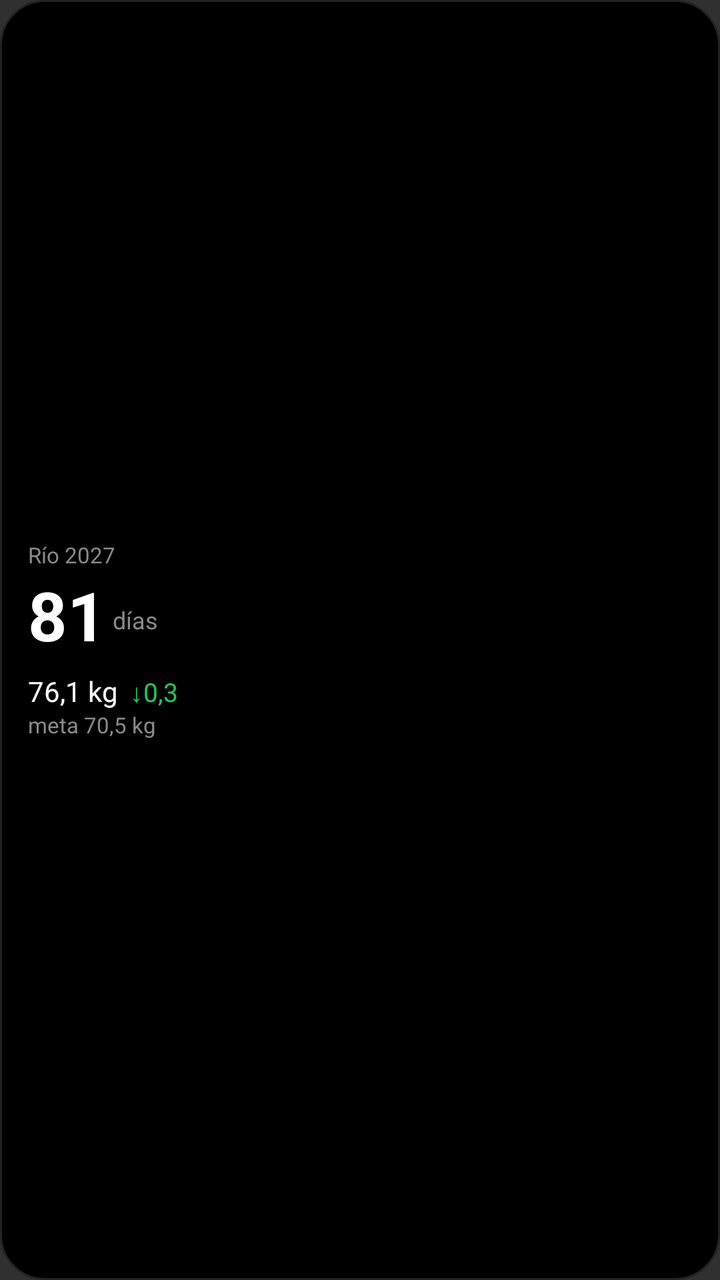
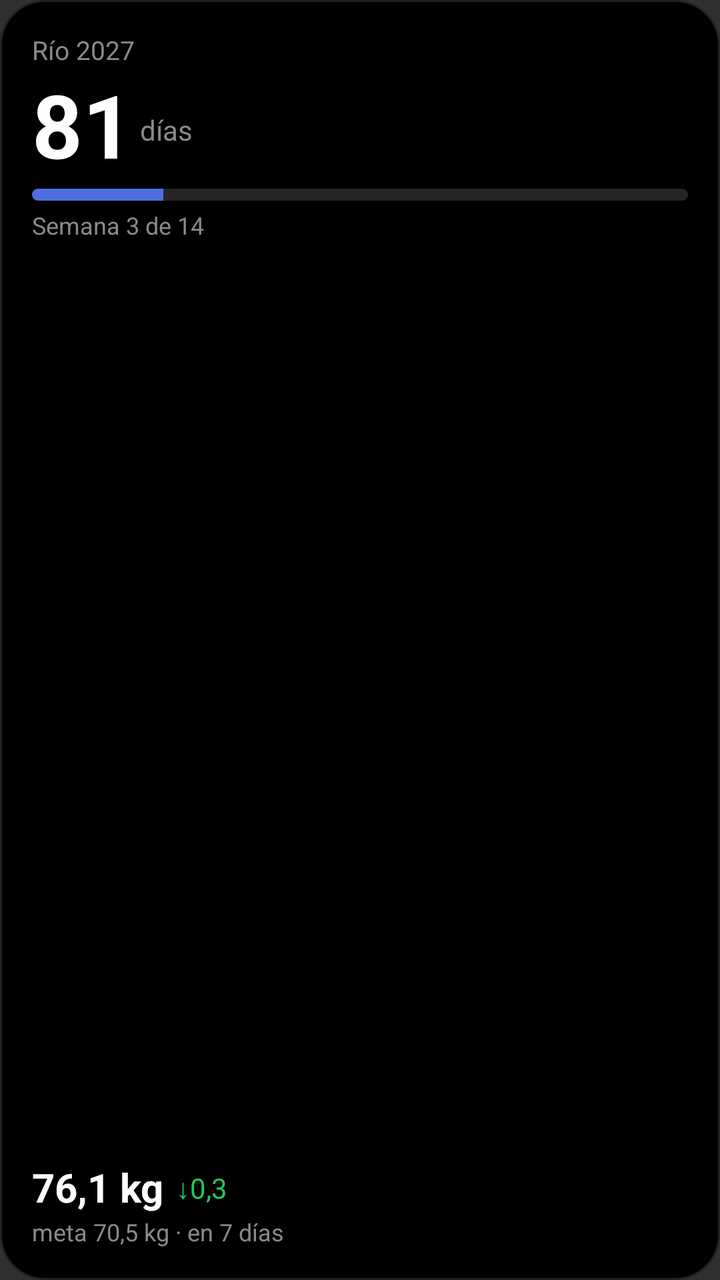

Before-and-after screenshots of an Android layout around one commit, followed by the original layout XML and the change that was made.
<!-- AndroidManifest.xml: application theme android:Theme.Material.NoActionBar -->
<!-- res/layout/widget_rio.xml -->
<?xml version="1.0" encoding="utf-8"?>
<LinearLayout xmlns:android="http://schemas.android.com/apk/res/android" android:id="@+id/root"
    android:layout_width="match_parent" android:layout_height="match_parent" android:orientation="vertical"
    android:background="@drawable/widget_bg" android:padding="14dp" android:gravity="center_vertical">
    <TextView android:id="@+id/goal" android:layout_width="wrap_content" android:layout_height="wrap_content" android:text="Río 2027" android:textColor="#8A8A8A" android:textSize="11sp" android:maxLines="1" />
    <LinearLayout android:layout_width="wrap_content" android:layout_height="wrap_content" android:orientation="horizontal" android:gravity="bottom">
        <TextView android:id="@+id/days" android:layout_width="wrap_content" android:layout_height="wrap_content" android:text="81" android:textColor="#FFFFFF" android:textSize="34sp" android:textStyle="bold" />
        <TextView android:layout_width="wrap_content" android:layout_height="wrap_content" android:text=" días" android:textColor="#8A8A8A" android:textSize="12sp" android:layout_marginBottom="6dp" />
    </LinearLayout>
    <LinearLayout android:layout_width="wrap_content" android:layout_height="wrap_content" android:orientation="horizontal" android:layout_marginTop="6dp">
        <TextView android:id="@+id/weight" android:layout_width="wrap_content" android:layout_height="wrap_content" android:text="76,1 kg" android:textColor="#FFFFFF" android:textSize="14sp" />
        <TextView android:id="@+id/delta" android:layout_width="wrap_content" android:layout_height="wrap_content" android:layout_marginStart="6dp" android:text="↓0,3" android:textColor="#22C55E" android:textSize="13sp" />
    </LinearLayout>
    <TextView android:id="@+id/target" android:layout_width="wrap_content" android:layout_height="wrap_content" android:text="meta 70,5 kg" android:textColor="#8A8A8A" android:textSize="11sp" />
</LinearLayout>
<!-- resources referenced by this layout -->
<resources>
  <!-- drawable widget_bg (drawable) -->
  <?xml version="1.0" encoding="utf-8"?>
  <shape xmlns:android="http://schemas.android.com/apk/res/android" android:shape="rectangle">
      <solid android:color="#000000" />
      <stroke android:width="1dp" android:color="#222222" />
      <corners android:radius="22dp" />
  </shape>
</resources>

<!-- the commit's change to res/layout/widget_rio.xml (unified diff, before → after) -->
@@ -1,15 +1,19 @@
 <?xml version="1.0" encoding="utf-8"?>
 <LinearLayout xmlns:android="http://schemas.android.com/apk/res/android" android:id="@+id/root"
     android:layout_width="match_parent" android:layout_height="match_parent" android:orientation="vertical"
-    android:background="@drawable/widget_bg" android:padding="14dp" android:gravity="center_vertical">
-    <TextView android:id="@+id/goal" android:layout_width="wrap_content" android:layout_height="wrap_content" android:text="Río 2027" android:textColor="#8A8A8A" android:textSize="11sp" android:maxLines="1" />
+    android:background="@drawable/widget_bg" android:paddingHorizontal="16dp" android:paddingVertical="16dp">
+    <TextView android:id="@+id/goal" android:layout_width="wrap_content" android:layout_height="wrap_content" android:text="Río 2027" android:textColor="#8A8A8A" android:textSize="13sp" android:maxLines="1" />
     <LinearLayout android:layout_width="wrap_content" android:layout_height="wrap_content" android:orientation="horizontal" android:gravity="bottom">
-        <TextView android:id="@+id/days" android:layout_width="wrap_content" android:layout_height="wrap_content" android:text="81" android:textColor="#FFFFFF" android:textSize="34sp" android:textStyle="bold" />
-        <TextView android:layout_width="wrap_content" android:layout_height="wrap_content" android:text=" días" android:textColor="#8A8A8A" android:textSize="12sp" android:layout_marginBottom="6dp" />
+        <TextView android:id="@+id/days" android:layout_width="wrap_content" android:layout_height="wrap_content" android:text="81" android:textColor="#FFFFFF" android:textSize="44sp" android:textStyle="bold" />
+        <TextView android:layout_width="wrap_content" android:layout_height="wrap_content" android:text=" días" android:textColor="#8A8A8A" android:textSize="14sp" android:layout_marginBottom="9dp" />
     </LinearLayout>
-    <LinearLayout android:layout_width="wrap_content" android:layout_height="wrap_content" android:orientation="horizontal" android:layout_marginTop="6dp">
-        <TextView android:id="@+id/weight" android:layout_width="wrap_content" android:layout_height="wrap_content" android:text="76,1 kg" android:textColor="#FFFFFF" android:textSize="14sp" />
-        <TextView android:id="@+id/delta" android:layout_width="wrap_content" android:layout_height="wrap_content" android:layout_marginStart="6dp" android:text="↓0,3" android:textColor="#22C55E" android:textSize="13sp" />
+    <ProgressBar android:id="@+id/period_bar" style="?android:attr/progressBarStyleHorizontal" android:layout_width="match_parent" android:layout_height="6dp"
+        android:layout_marginTop="2dp" android:max="100" android:progress="20" android:indeterminate="false" android:progressDrawable="@drawable/widget_progress" />
+    <TextView android:id="@+id/period" android:layout_width="wrap_content" android:layout_height="wrap_content" android:layout_marginTop="4dp" android:text="Semana 3 de 14" android:textColor="#8A8A8A" android:textSize="12sp" />
+    <View android:layout_width="match_parent" android:layout_height="0dp" android:layout_weight="1" />
+    <LinearLayout android:layout_width="wrap_content" android:layout_height="wrap_content" android:orientation="horizontal" android:gravity="bottom">
+        <TextView android:id="@+id/weight" android:layout_width="wrap_content" android:layout_height="wrap_content" android:text="76,1 kg" android:textColor="#FFFFFF" android:textSize="20sp" android:textStyle="bold" />
+        <TextView android:id="@+id/delta" android:layout_width="wrap_content" android:layout_height="wrap_content" android:layout_marginStart="6dp" android:layout_marginBottom="2dp" android:text="↓0,3" android:textColor="#22C55E" android:textSize="14sp" />
     </LinearLayout>
-    <TextView android:id="@+id/target" android:layout_width="wrap_content" android:layout_height="wrap_content" android:text="meta 70,5 kg" android:textColor="#8A8A8A" android:textSize="11sp" />
+    <TextView android:id="@+id/target" android:layout_width="wrap_content" android:layout_height="wrap_content" android:text="meta 70,5 kg · en 7 días" android:textColor="#8A8A8A" android:textSize="12sp" />
 </LinearLayout>
<!-- resource entries referenced after the edit -->
@@ -7,5 +7,15 @@
       <stroke android:width="1dp" android:color="#222222" />
       <corners android:radius="22dp" />
   </shape>
+  <!-- drawable widget_progress (drawable) -->
+  <?xml version="1.0" encoding="utf-8"?>
+  <layer-list xmlns:android="http://schemas.android.com/apk/res/android">
+      <item android:id="@android:id/background">
+          <shape><solid android:color="#262626" /><corners android:radius="3dp" /></shape>
+      </item>
+      <item android:id="@android:id/progress">
+          <clip><shape><solid android:color="#4F6FE0" /><corners android:radius="3dp" /></shape></clip>
+      </item>
+  </layer-list>
 </resources>
 
